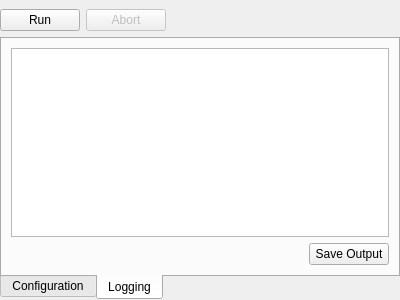
This is tools/mcrl2-gui/toolinstance.ui in gijskant/mcrl2-pmc as Qt 5 draws it before an edit. The edited form follows.
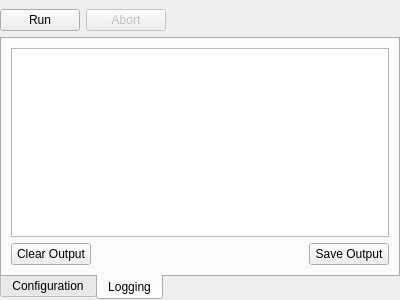
This is the edited form. The open tabs and pages were chosen to show the change.

Commit message: (mCRL2-gui) Implemented requested features. Fixed reported bugs. Removed GrapemCRL2 from the catalog. Changed isGui string argument of ToolInformation to public boolean.

```diff
--- a/tools/mcrl2-gui/toolinstance.ui
+++ b/tools/mcrl2-gui/toolinstance.ui
@@ -202,6 +202,13 @@
        </item>
        <item>
         <layout class="QHBoxLayout" name="horizontalLayout">
+         <item>
+          <widget class="QPushButton" name="btnClear">
+           <property name="text">
+            <string>Clear Output</string>
+           </property>
+          </widget>
+         </item>
          <item>
           <spacer name="horizontalSpacer">
            <property name="orientation">
```
Left out of the diff: 13 changed lines with no effect on the pictures. The commit also changes 6 other files.
